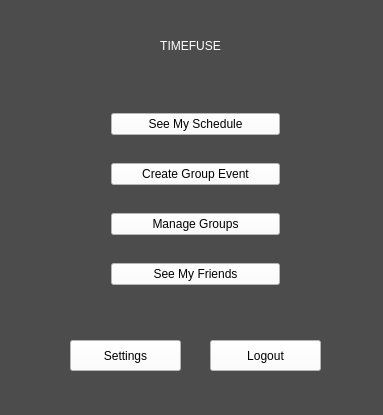
This is home_screen.ui in allenh1/timefuse-client as Qt 5 draws it before an edit. The edited form follows.
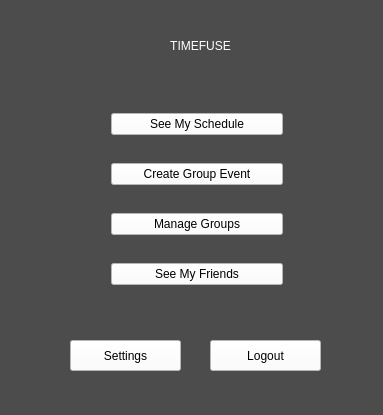
This is the edited form.

Diff of the .ui file:
```diff
--- a/home_screen.ui
+++ b/home_screen.ui
@@ -22,7 +22,7 @@
     <rect>
      <x>100</x>
      <y>80</y>
-     <width>191</width>
+     <width>194</width>
      <height>241</height>
     </rect>
    </property>
@@ -100,7 +100,7 @@
     <rect>
      <x>110</x>
      <y>30</y>
-     <width>161</width>
+     <width>181</width>
      <height>31</height>
     </rect>
    </property>
```
